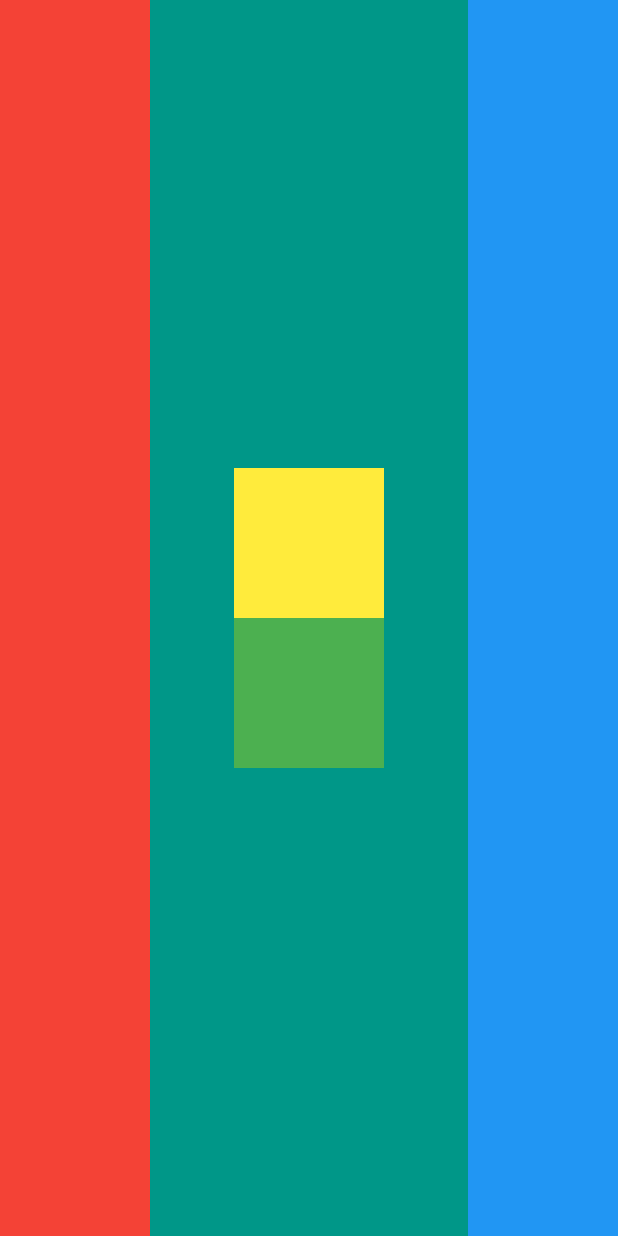
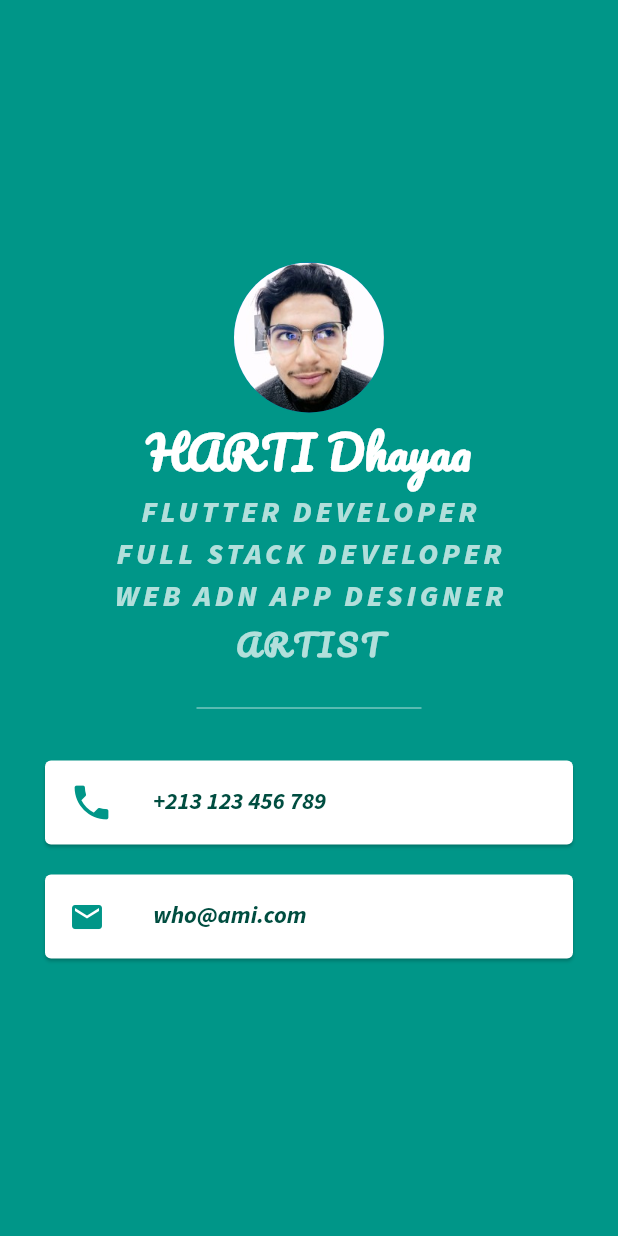
Before and after one commit to dhiaae/card_mi, a Flutter app: the screen it shows after launch, on a phone screen of 412 x 824 dp. Run offline on Flutter 3.47's test engine with Material 2 defaults, Android fonts, the phone set to English and light mode, and no system bars.

Commit message:
i finished my basic training on the layout system, and i finished the app design

```diff
--- a/lib/main.dart
+++ b/lib/main.dart
@@ -13,35 +13,110 @@ class MyApp extends StatelessWidget {
       home: Scaffold(
         backgroundColor: Colors.teal,
         body: SafeArea(
-          child: Row(
-            mainAxisAlignment: MainAxisAlignment.spaceBetween,
+            child: Center(
+          child: Column(
+            mainAxisAlignment: MainAxisAlignment.center,
             children: [
-              Container(
-                color: Colors.red,
-                width: 100,
+              const CircleAvatar(
+                backgroundImage: AssetImage('assets/photos/me.jpeg'),
+                radius: 50,
               ),
-              Column(
-                mainAxisAlignment: MainAxisAlignment.center,
-                children: [
-                  Container(
-                    color: Colors.yellow,
-                    width: 100,
-                    height: 100,
+              const Text(
+                'HARTI Dhayaa',
+                style: TextStyle(
+                    color: Colors.white,
+                    fontFamily: 'pacifico',
+                    fontWeight: FontWeight.bold,
+                    fontSize: 30),
+              ),
+              Text(
+                'FLUTTER DEVELOPER',
+                style: TextStyle(
+                  color: Colors.teal.shade100,
+                  fontFamily: 'sourceSans3',
+                  fontWeight: FontWeight.w900,
+                  fontSize: 20,
+                  letterSpacing: 2.5,
+                ),
+              ),
+              Text(
+                'FULL STACK DEVELOPER',
+                style: TextStyle(
+                  color: Colors.teal.shade100,
+                  fontFamily: 'sourceSans3',
+                  fontWeight: FontWeight.w900,
+                  fontSize: 20,
+                  letterSpacing: 2.5,
+                ),
+              ),
+              Text(
+                'WEB ADN APP DESIGNER',
+                style: TextStyle(
+                  color: Colors.teal.shade100,
+                  fontFamily: 'sourceSans3',
+                  fontWeight: FontWeight.w900,
+                  fontSize: 20,
+                  letterSpacing: 2.5,
+                ),
+              ),
+              Text(
+                'ARTIST',
+                style: TextStyle(
+                  color: Colors.teal.shade100,
+                  fontFamily: 'pacifico',
+                  fontWeight: FontWeight.w900,
+                  fontSize: 20,
+                  letterSpacing: 2.5,
+                ),
+              ),
+              SizedBox(
+                height: 50,
+                width: 150,
+                child: Divider(
+                  color: Colors.teal.shade100,
+                ),
+              ),
+              Card(
+                color: Colors.white,
+                margin:
+                    const EdgeInsets.symmetric(vertical: 10, horizontal: 30),
+                child: ListTile(
+                  leading: const Icon(
+                    Icons.phone,
+                    color: Colors.teal,
+                    size: 30,
                   ),
-                  Container(
-                    color: Colors.green,
-                    width: 100,
-                    height: 100,
-                  )
-                ],
+                  title: Text(
+                    '+213 123 456 789',
+                    style: TextStyle(
+                      color: Colors.teal.shade900,
+                      fontFamily: 'sourceSans3',
+                      fontWeight: FontWeight.bold,
+                    ),
+                  ),
+                ),
               ),
-              Container(
-                color: Colors.blue,
-                width: 100,
+              Card(
+                color: Colors.white,
+                margin:
+                    const EdgeInsets.symmetric(vertical: 10, horizontal: 30),
+                child: ListTile(
+                    leading: const Icon(
+                      Icons.email,
+                      color: Colors.teal,
+                    ),
+                    title: Text(
+                      'who@ami.com',
+                      style: TextStyle(
+                        color: Colors.teal.shade900,
+                        fontFamily: 'sourceSans3',
+                        fontWeight: FontWeight.bold,
+                      ),
+                    )),
               )
             ],
           ),
-        ),
+        )),
       ),
     ));
   }
```
Also changed, not shown: pubspec.yaml (+16 -14 lines), assets/fonts/Pacifico-Regular.ttf (added), assets/fonts/nunito.ttf (added), assets/fonts/nunito1.ttf (added), assets/fonts/sourceSans3.ttf (added), assets/photos/me.jpeg (added).
